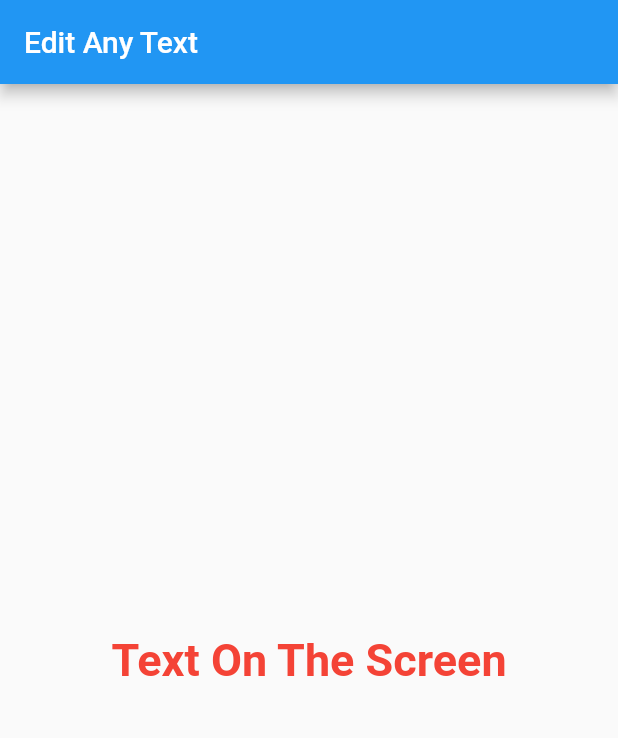
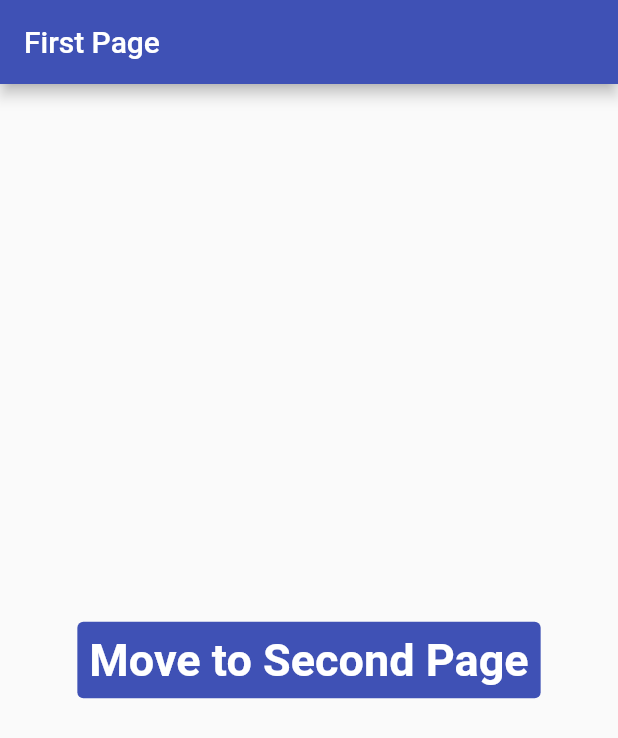
Before and after one commit to sanjibsinha/flutter_experiment, a Flutter app: the screen it shows after launch, on a phone screen of 412 x 824 dp. Shown: the top 738 px of the screen. Run offline on Flutter 3.47's test engine with Material 2 defaults, Android fonts, the phone set to English and light mode, and no system bars.

Commit message:
State Edit

```diff
--- a/lib/main.dart
+++ b/lib/main.dart
@@ -1,89 +1,93 @@
 import 'package:flutter/material.dart';
 
-void main() => runApp(const MyApp());
+void main() {
+  runApp(const MyApp());
+}
 
-class MyApp extends StatelessWidget {
-  const MyApp({super.key});
+class MyApp extends StatefulWidget {
+  const MyApp({Key? key}) : super(key: key);
 
   @override
+  State<MyApp> createState() => _MyAppState();
+}
+
+class _MyAppState extends State<MyApp> {
+  @override
   Widget build(BuildContext context) {
-    return const MaterialApp(
-      title: 'Text Input Example',
-      home: TextInputForm(),
+    return MaterialApp(
+      debugShowCheckedModeBanner: false,
+      home: Scaffold(
+        appBar: AppBar(
+          backgroundColor: Colors.indigo,
+          title: const Text('First Page'),
+        ),
+        body: const FirstPage(),
+      ),
     );
   }
 }
 
-/// Defining a custom Form widget where we will take the input
-/// and print them on console
-///
-class TextInputForm extends StatefulWidget {
-  const TextInputForm({super.key});
+class FirstPage extends StatelessWidget {
+  const FirstPage({Key? key}) : super(key: key);
 
   @override
-  State<TextInputForm> createState() => _TextInputFormState();
+  Widget build(BuildContext context) {
+    return Container(
+      margin: const EdgeInsets.all(20.0),
+      child: Center(
+          child: TextButton(
+        style: ButtonStyle(
+          backgroundColor: MaterialStateProperty.all<Color>(Colors.indigo),
+        ),
+        onPressed: () => Navigator.of(context).push(
+          MaterialPageRoute(
+            builder: (context) => const SecondPage(),
+          ),
+        ),
+        child: const Text(
+          'Move to Second Page',
+          style: TextStyle(
+            color: Colors.white,
+            fontSize: 30.0,
+            fontWeight: FontWeight.bold,
+          ),
+        ),
+      )),
+    );
+  }
 }
 
-/// The role of State class is important
-/// becasue this class holds data related to the Form.
-///
-class _TextInputFormState extends State<TextInputForm> {
-  /// the text controller will retrieve the current value
-  /// of the TextField and sends signal to the listeners
-  ///
-  bool isEdited = false;
-  late TextEditingController textEditingController;
-  String textOnTheScreen = 'Text On The Screen';
+class SecondPage extends StatefulWidget {
+  const SecondPage({Key? key}) : super(key: key);
 
   @override
-  void initState() {
-    super.initState();
-    textEditingController = TextEditingController(text: textOnTheScreen);
+  State<SecondPage> createState() => _SecondPageState();
 }
 
+class _SecondPageState extends State<SecondPage> {
+  TextEditingController textEditingController = TextEditingController();
+
   @override
-  void dispose() {
-    textEditingController.dispose();
-    super.dispose();
-  }
-
   @override
   Widget build(BuildContext context) {
     return Scaffold(
       appBar: AppBar(
-        title: const Text('Edit Any Text'),
+        title: const Text('Second Page'),
+        backgroundColor: Colors.red.shade300,
       ),
-      body: Center(
-        child: isEdited
-            ? Center(
+      body: Container(
+        margin: const EdgeInsets.all(20.0),
+        child: Center(
+          child: Padding(
+            padding: const EdgeInsets.symmetric(horizontal: 20.0),
             child: Container(
               margin: const EdgeInsets.all(20.0),
-                  child: TextField(
-                    onSubmitted: (submittedValue) {
-                      setState(() {
-                        textOnTheScreen = submittedValue;
-                        isEdited = false;
-                      });
-                    },
-                    autofocus: true,
-                    controller: textEditingController,
+              child: const Text(
+                'State of The Object Changed.',
+                style: TextStyle(
+                  fontSize: 50.0,
+                  fontWeight: FontWeight.bold,
                 ),
-                ),
-              )
-            : InkWell(
-                onTap: () {
-                  setState(() {
-                    isEdited = true;
-                  });
-                },
-                child: Container(
-                  margin: const EdgeInsets.all(20.0),
-                  child: Text(
-                    textOnTheScreen,
-                    style: const TextStyle(
-                      color: Colors.red,
-                      fontSize: 30.0,
-                      fontWeight: FontWeight.bold,
               ),
             ),
           ),
```
Lines whose indentation alone changed are shown as unchanged.
